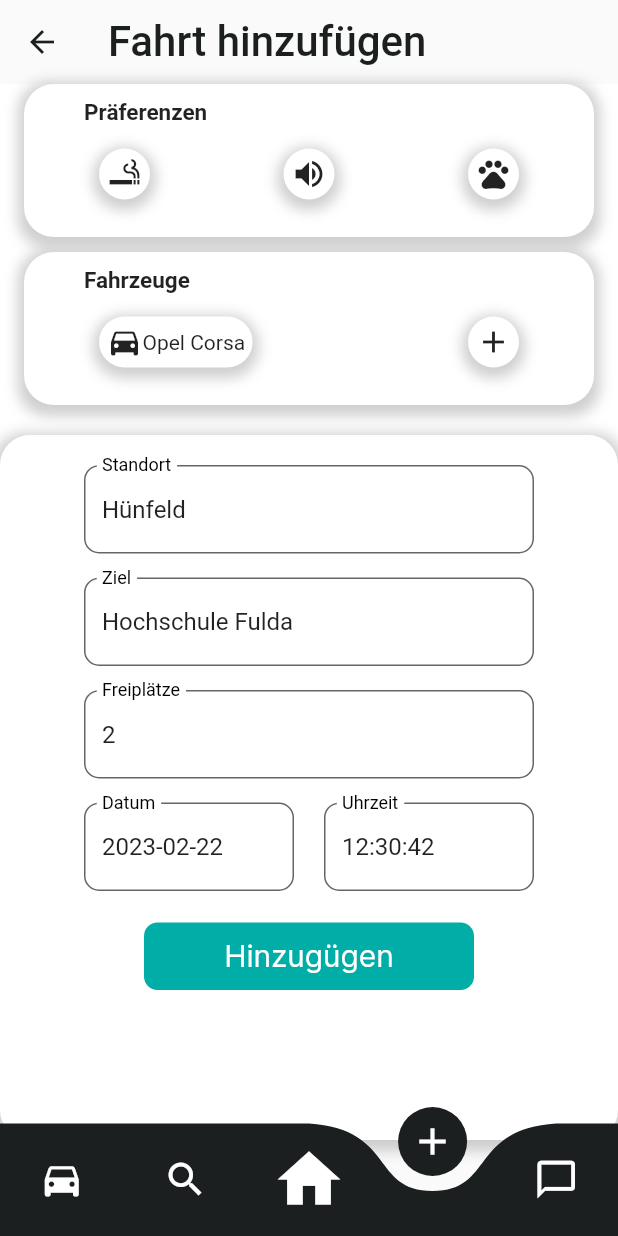
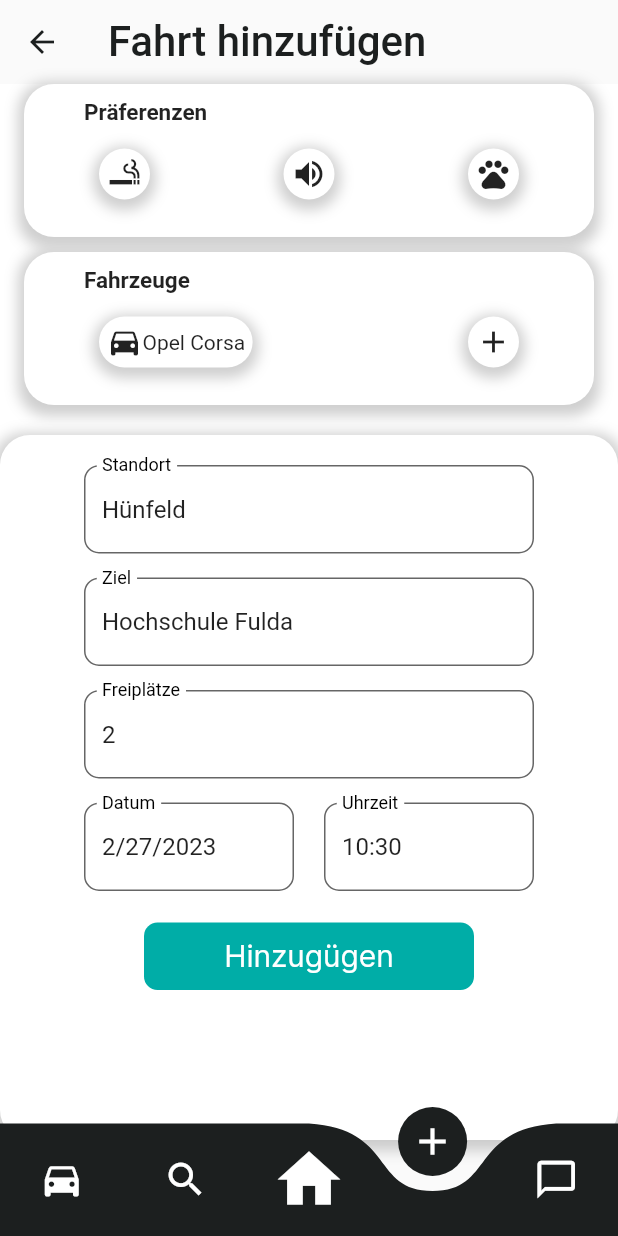
Before and after one commit to drmilde/carida_unigo_v0, a Flutter app: the MainScreen screen opened directly, item 4 of the bottom bar chosen, on a phone screen of 412 x 824 dp. Run offline on Flutter 3.47's test engine with Material 2 defaults, Android fonts, the phone set to English and light mode, and no system bars; drawn by our look-alikes of curved_navigation_bar, flutter_form_builder; our stand-ins replace flutter_map, flutter_rating_bar, flutter_svg, form_builder_validators, get, google_fonts and 2 more; missing offline and left inert: string_similarity; accounts and stored records are empty.

Commit message:
Hinzufügen Date und Time Picker eingebaut

```diff
--- a/lib/sb/screens/hinzufuegen/hinzufuegen_screen.dart
+++ b/lib/sb/screens/hinzufuegen/hinzufuegen_screen.dart
@@ -5,8 +5,10 @@ import 'package:get/get.dart';
 import 'package:projects/services/controller/ug_state_controller.dart';
 import 'package:projects/services/extensions/unigo_service_angebot_extension.dart';
 
+import '../../../screens/widgets/forms/form_date_field.dart';
 import '../../../screens/widgets/forms/form_submit_button.dart';
 import '../../../screens/widgets/forms/form_text_field.dart';
+import '../../../screens/widgets/forms/form_time_field.dart';
 import '../../../services/model/angebot.dart';
 import '../../../services/unigo_service.dart';
 
@@ -347,20 +349,20 @@ class _HinzufuegenScreenState extends State<HinzufuegenScreen> {
             child: Row(
               mainAxisAlignment: MainAxisAlignment.spaceBetween,
               children: [
-                CustomFormTextField(
+                CustomFormDateField(
                   formKey: formKey,
                   width: 140,
                   name: "datum",
                   labelText: "Datum",
-                  value: "2023-02-22",
+                  value: DateTime.now(),
                   showBorder: true,
                 ),
-                CustomFormTextField(
+                CustomFormTimeField(
                   formKey: formKey,
                   width: 140,
                   name: "zeit",
                   labelText: "Uhrzeit",
-                  value: "12:30:42",
+                  value: DateTime.now(),
                   showBorder: true,
                 ),
               ],
@@ -376,22 +378,24 @@ class _HinzufuegenScreenState extends State<HinzufuegenScreen> {
               String standort = formKey.currentState!.value['standort'];
               String ziel = formKey.currentState!.value['ziel'];
               String freiplaetze = formKey.currentState!.value['freiplaetze'];
-              String datum = formKey.currentState!.value['datum'];
-              String zeit = formKey.currentState!.value['zeit'];
+              DateTime datum = formKey.currentState!.value['datum'];
+              DateTime zeit = formKey.currentState!.value['zeit'];
 
               print(standort);
 
+              String zs = zeit.toString();
+              zs = zs.substring(zs.indexOf(" ")).trim();
+
               Angebot angebot = Angebot(
                 id: 0,
-                datum: DateTime.parse("${datum}"),
-                uhrzeit: "${zeit}",
-                freiplaetze: 0,
+                datum: datum,
+                uhrzeit: zs,
+                freiplaetze: int.parse(freiplaetze),
                 startort: "${standort}",
                 zielort: "${ziel}",
                 hasprofile: [],
               );
 
-              print(angebot);
 
               bool result =
                   await service.createAngebotById(id: 0, data: angebot);
--- /dev/null
+++ b/lib/screens/widgets/forms/form_date_field.dart
@@ -0,0 +1,90 @@
+import 'package:flutter/material.dart';
+import 'package:flutter_form_builder/flutter_form_builder.dart';
+import 'package:form_builder_validators/form_builder_validators.dart';
+import 'package:get/get.dart';
+import 'package:projects/services/controller/ug_state_controller.dart';
+
+class CustomFormDateField extends StatelessWidget {
+  UGStateController _controller = Get.find();
+  var formKey = GlobalKey<FormBuilderState>();
+  String name = "textFieldName";
+  String labelText = "";
+  DateTime value = DateTime.now();
+  bool showBorder = false;
+
+  double width = 300;
+
+  CustomFormDateField(
+      {required this.formKey,
+        this.name = "textFieldName",
+        this.labelText = "",
+        required this.value,
+        this.width = 300,
+        this.showBorder = false,
+        Key? key})
+      : super(key: key);
+
+  @override
+  Widget build(BuildContext context) {
+    return _buildFormDateField(name: name, labelText: labelText, value: value);
+  }
+
+  Widget _buildFormDateField({
+    required String name,
+    required String labelText,
+    required DateTime value,
+  }) {
+    return Container(
+      width: width,
+      child: FormBuilderDateTimePicker (
+        autovalidateMode: AutovalidateMode.disabled,
+        name: name,
+        inputType: InputType.date,
+        cursorColor: Colors.black,
+        decoration: InputDecoration(
+          hintText: labelText,
+          labelText: labelText,
+          filled: true,
+          fillColor: Colors.white,
+          focusColor: Colors.white,
+          hoverColor: Colors.white,
+          errorStyle: TextStyle(
+            color: Colors.black,
+            fontSize: 10,
+          ),
+          labelStyle: TextStyle(
+            color: Colors.black,
+          ),
+          focusedBorder: OutlineInputBorder(
+            borderSide: showBorder
+                ? BorderSide(
+              width: 2,
+              color: _controller.appConstants.turquoise,
+            )
+                : BorderSide.none,
+            borderRadius: BorderRadius.circular(10),
+          ),
+          border: OutlineInputBorder(
+            borderSide: showBorder
+                ? BorderSide(
+              width: 2,
+            )
+                : BorderSide.none,
+            borderRadius: BorderRadius.circular(10),
+          ),
+        ),
+        onChanged: (val) {
+          // TODO do something sensible here
+        },
+        initialValue: value,
+        // valueTransformer: (text) => num.tryParse(text),
+        validator: FormBuilderValidators.compose([
+          FormBuilderValidators.required(),
+        ]),
+        // initialValue: '12',
+        keyboardType: TextInputType.text,
+        textInputAction: TextInputAction.next,
+      ),
+    );
+  }
+}
--- /dev/null
+++ b/lib/screens/widgets/forms/form_time_field.dart
@@ -0,0 +1,90 @@
+import 'package:flutter/material.dart';
+import 'package:flutter_form_builder/flutter_form_builder.dart';
+import 'package:form_builder_validators/form_builder_validators.dart';
+import 'package:get/get.dart';
+import 'package:projects/services/controller/ug_state_controller.dart';
+
+class CustomFormTimeField extends StatelessWidget {
+  UGStateController _controller = Get.find();
+  var formKey = GlobalKey<FormBuilderState>();
+  String name = "textFieldName";
+  String labelText = "";
+  DateTime value = DateTime.now();
+  bool showBorder = false;
+
+  double width = 300;
+
+  CustomFormTimeField(
+      {required this.formKey,
+        this.name = "textFieldName",
+        this.labelText = "",
+        required this.value,
+        this.width = 300,
+        this.showBorder = false,
+        Key? key})
+      : super(key: key);
+
+  @override
+  Widget build(BuildContext context) {
+    return _buildFormDateField(name: name, labelText: labelText, value: value);
+  }
+
+  Widget _buildFormDateField({
+    required String name,
+    required String labelText,
+    required DateTime value,
+  }) {
+    return Container(
+      width: width,
+      child: FormBuilderDateTimePicker (
+        autovalidateMode: AutovalidateMode.disabled,
+        name: name,
+        inputType: InputType.time,
+        cursorColor: Colors.black,
+        decoration: InputDecoration(
+          hintText: labelText,
+          labelText: labelText,
+          filled: true,
+          fillColor: Colors.white,
+          focusColor: Colors.white,
+          hoverColor: Colors.white,
+          errorStyle: TextStyle(
+            color: Colors.black,
+            fontSize: 10,
+          ),
+          labelStyle: TextStyle(
+            color: Colors.black,
+          ),
+          focusedBorder: OutlineInputBorder(
+            borderSide: showBorder
+                ? BorderSide(
+              width: 2,
+              color: _controller.appConstants.turquoise,
+            )
+                : BorderSide.none,
+            borderRadius: BorderRadius.circular(10),
+          ),
+          border: OutlineInputBorder(
+            borderSide: showBorder
+                ? BorderSide(
+              width: 2,
+            )
+                : BorderSide.none,
+            borderRadius: BorderRadius.circular(10),
+          ),
+        ),
+        onChanged: (val) {
+          // TODO do something sensible here
+        },
+        initialValue: value,
+        // valueTransformer: (text) => num.tryParse(text),
+        validator: FormBuilderValidators.compose([
+          FormBuilderValidators.required(),
+        ]),
+        // initialValue: '12',
+        keyboardType: TextInputType.text,
+        textInputAction: TextInputAction.next,
+      ),
+    );
+  }
+}
--- a/lib/services/backend_service_provider.dart
+++ b/lib/services/backend_service_provider.dart
@@ -1,5 +1,6 @@
 import 'dart:convert' show utf8;
 
+import 'package:get/get.dart';
 import 'package:http/http.dart' as http;
 
 class BackendServiceProvider {
@@ -78,6 +79,10 @@ class BackendServiceProvider {
     if (resonse.statusCode == 201) {
       return true as RT;
     }
+    if (resonse.statusCode == 400) {
+      print (json);
+      return false as RT;
+    }
     return false as RT;
   }
 
```
